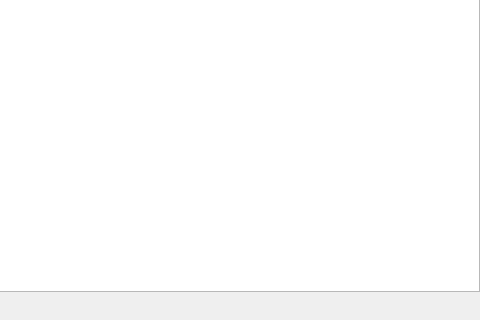
Old version of the form src/lib/preferences/pluginslist.ui in the repository KDE/falkon; both pictures show x 143 to 623 and y 142 to 462 of the 623 by 462 pixel window.
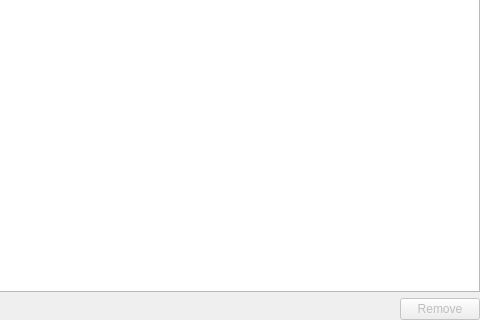
New version of the form.

```diff
--- a/src/lib/preferences/pluginslist.ui
+++ b/src/lib/preferences/pluginslist.ui
@@ -70,6 +70,16 @@
        </property>
       </spacer>
      </item>
+     <item>
+      <widget class="QPushButton" name="butRemove">
+       <property name="enabled">
+        <bool>false</bool>
+       </property>
+       <property name="text">
+        <string>Remove</string>
+       </property>
+      </widget>
+     </item>
     </layout>
    </item>
   </layout>
```
